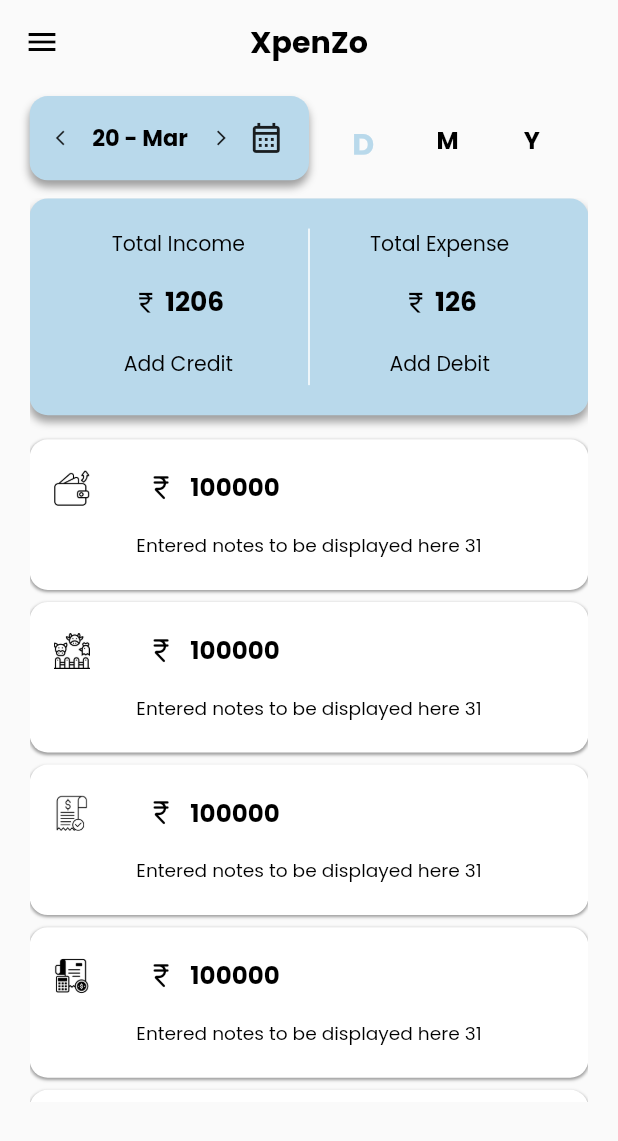
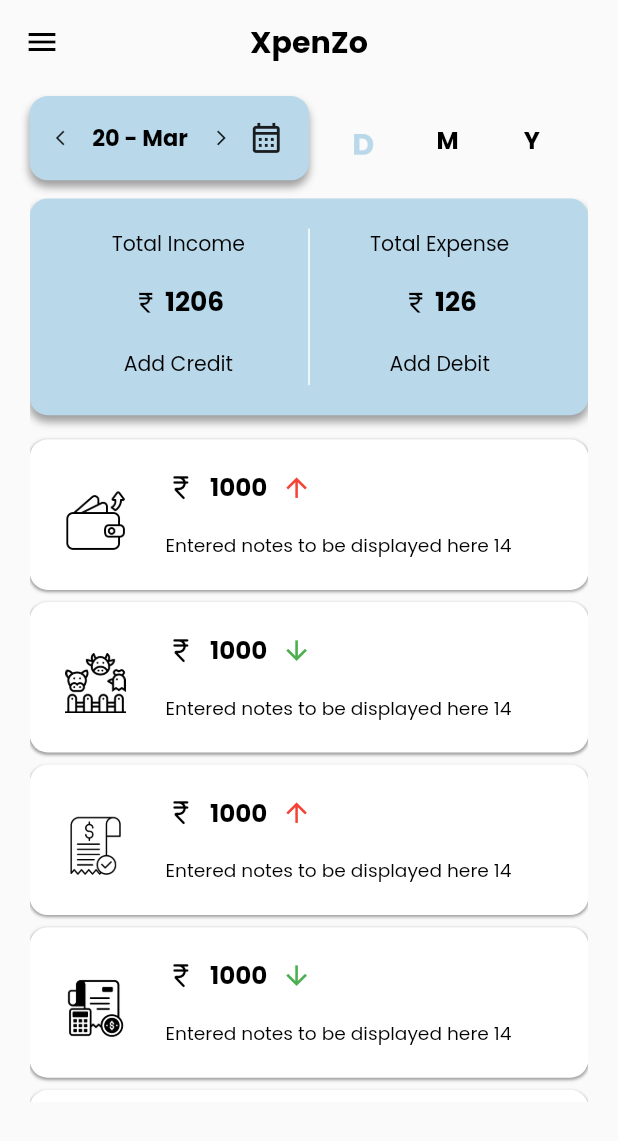
Before and after one commit to Anandhakrishnan-K/FlutterXpenzo_Archive, a Flutter app: the screen it shows after launch, on a phone screen of 412 x 824 dp. Shown: the top 1141 px of the screen. Run offline on Flutter 3.47's test engine with Material 2 defaults, Android fonts, the light colour scheme and no system bars; our stand-ins replace google_fonts.

Commit message:
INtroducong BLoC into this application

```diff
--- a/xpenso/lib/utils/list_builder.dart
+++ b/xpenso/lib/utils/list_builder.dart
@@ -1,7 +1,22 @@
 import 'package:flutter/material.dart';
 import 'package:xpenso/constans.dart';
 
-var list = ['1', '2', '3', '4', '5', '6', '7', '8', '9', '10'];
+var list = [
+  '1',
+  '2',
+  '3',
+  '4',
+  '5',
+  '6',
+  '7',
+  '8',
+  '9',
+  '10',
+  '11',
+  '12',
+  '13',
+  '14',
+];
 
 class ListBuilder extends StatefulWidget {
   const ListBuilder({super.key});
@@ -106,7 +121,16 @@
                     )
                   ]),
               child: ListTile(
-                title: Column(
+                title: Row(
+                  crossAxisAlignment: CrossAxisAlignment.center,
+                  children: [
+                    SizedBox(width: w100 * 1.5, child: iconListEx[index]),
+                    SizedBox(
+                      width: w50,
+                    ),
+                    SizedBox(
+                      child: Column(
+                        crossAxisAlignment: CrossAxisAlignment.start,
                         mainAxisAlignment: MainAxisAlignment.start,
                         children: [
                           SizedBox(
@@ -114,10 +138,6 @@
                           ),
                           Row(
                             children: [
-                        iconListEx[index],
-                        SizedBox(
-                          width: w100,
-                        ),
                               Icon(
                                 Icons.currency_rupee_rounded,
                                 color: Colors.black,
@@ -127,10 +147,21 @@
                                 width: w25,
                               ),
                               MyText(
-                          content: '100000',
+                                content: '1000',
                                 size: cardFontSize * 1.2,
                                 isHeader: true,
-                        )
+                              ),
+                              SizedBox(
+                                width: w25,
+                              ),
+                              Icon(
+                                index % 2 == 0
+                                    ? Icons.arrow_upward
+                                    : Icons.arrow_downward,
+                                color:
+                                    index % 2 == 0 ? Colors.red : Colors.green,
+                                size: cardFontSize * 1.5,
+                              ),
                             ],
                           ),
                           SizedBox(
@@ -140,10 +171,13 @@
                             height: h50,
                             child: MyText(
                               content:
-                            'Entered notes to be displayed here ${DateTime(date.year, date.month + 1, 0).day.toString()}',
+                                  'Entered notes to be displayed here ${list.length}',
                               size: cardFontSize / 1.1,
                             ),
                           )
+                        ],
+                      ),
+                    ),
                   ],
                 ),
               ),
@@ -160,113 +194,113 @@
 List<Widget> iconListEx = [
   ImageIcon(
     color: Colors.black,
-    size: h20 + h10,
+    size: h50,
     const AssetImage('assets/icons/expenses.png'),
   ),
   ImageIcon(
     color: Colors.black,
-    size: h20 + h10,
+    size: h50,
     const AssetImage('assets/icons/animal.png'),
     semanticLabel: 'Livestock',
   ),
   ImageIcon(
     color: Colors.black,
-    size: h20 + h10,
+    size: h50,
     const AssetImage('assets/icons/bill.png'),
   ),
   ImageIcon(
     color: Colors.black,
-    size: h20 + h10,
+    size: h50,
     const AssetImage('assets/icons/budget.png'),
   ),
   ImageIcon(
     color: Colors.black,
-    size: h20 + h10,
+    size: h50,
     const AssetImage('assets/icons/bus.png'),
   ),
   ImageIcon(
     color: Colors.black,
-    size: h20 + h10,
+    size: h50,
     const AssetImage('assets/icons/cinema.png'),
   ),
   ImageIcon(
     color: Colors.black,
-    size: h20 + h10,
+    size: h50,
     const AssetImage('assets/icons/electricity.png'),
   ),
   ImageIcon(
     color: Colors.black,
-    size: h20 + h10,
+    size: h50,
     const AssetImage('assets/icons/faucet.png'),
   ),
   ImageIcon(
     color: Colors.black,
-    size: h20 + h10,
+    size: h50,
     const AssetImage('assets/icons/food.png'),
   ),
   ImageIcon(
     color: Colors.black,
-    size: h20 + h10,
+    size: h50,
     const AssetImage('assets/icons/fuel.png'),
   ),
   ImageIcon(
     color: Colors.black,
-    size: h20 + h10,
+    size: h50,
     const AssetImage('assets/icons/gas.png'),
   ),
   ImageIcon(
     color: Colors.black,
-    size: h20 + h10,
+    size: h50,
     const AssetImage('assets/icons/haircut.png'),
   ),
   ImageIcon(
     color: Colors.black,
-    size: h20 + h10,
+    size: h50,
     const AssetImage('assets/icons/internet.png'),
   ),
   ImageIcon(
     color: Colors.black,
-    size: h20 + h10,
+    size: h50,
     const AssetImage('assets/icons/investment.png'),
   ),
   ImageIcon(
     color: Colors.black,
-    size: h20 + h10,
+    size: h50,
     const AssetImage('assets/icons/nachos.png'),
   ),
   ImageIcon(
     color: Colors.black,
-    size: h20 + h10,
+    size: h50,
     const AssetImage('assets/icons/online-shop.png'),
   ),
   ImageIcon(
     color: Colors.black,
-    size: h20 + h10,
+    size: h50,
     const AssetImage('assets/icons/purchase.png'),
   ),
   ImageIcon(
     color: Colors.black,
-    size: h20 + h10,
+    size: h50,
     const AssetImage('assets/icons/restaurant.png'),
   ),
   ImageIcon(
     color: Colors.black,
-    size: h20 + h10,
+    size: h50,
     const AssetImage('assets/icons/stationery.png'),
   ),
   ImageIcon(
     color: Colors.black,
-    size: h20 + h10,
+    size: h50,
     const AssetImage('assets/icons/subs.png'),
   ),
   ImageIcon(
     color: Colors.black,
-    size: h20 + h10,
+    size: h50,
     const AssetImage('assets/icons/vegies.png'),
   ),
   ImageIcon(
     color: Colors.black,
-    size: h20 + h10,
+    size: h50,
     const AssetImage('assets/icons/wardrobe.png'),
   ),
 ];
--- a/xpenso/lib/utils/tabs.dart
+++ b/xpenso/lib/utils/tabs.dart
@@ -1,8 +1,12 @@
 // ignore_for_file: prefer_const_literals_to_create_immutables
 
 import 'package:flutter/material.dart';
+import 'package:xpenso/BLoC/bloc_month.dart';
 import 'package:xpenso/main.dart';
 import '../constans.dart';
+import 'month_list.dart';
+
+final monthBloc = MonthBloc();
 
 class ExpenseCard extends StatefulWidget {
   final Function()? onPressedCredit;
@@ -145,7 +149,6 @@
 
 class DurationCard extends StatefulWidget {
   const DurationCard({super.key});
-
   @override
   State<DurationCard> createState() => _DurationCardState();
 }
@@ -195,17 +198,17 @@
                   width: h25,
                   child: IconButton(
                       onPressed: () {
-                        setState(() {
-                          durationIndex == 0
-                              ? date =
-                                  DateTime(date.year, date.month, date.day - 1)
-                              : durationIndex == 1
-                                  ? date = DateTime(
-                                      date.year, date.month - 1, date.day)
-                                  : date = DateTime(
-                                      date.year - 1, date.month, date.day);
-                          days = DateTime(date.year, date.month + 1, 0).day;
-                        });
+                        monthBloc.eventSink.add(MonthEvent.minus);
+                        // setState(() {
+                        //   durationIndex == 0
+                        //       ? date =
+                        //           DateTime(date.year, date.month, date.day - 1)
+                        //       : durationIndex == 1
+                        //           ? monthBloc.eventSink.add(MonthEvent.minus)
+                        //           : date = DateTime(
+                        //               date.year - 1, date.month, date.day);
+                        //   monthList.add(1);
+                        // });
                         debugPrint(days.toString());
                       },
                       icon: Icon(
@@ -221,14 +224,21 @@
                 SizedBox(
                   width: h100,
                   child: Center(
-                    child: MyText(
-                      content: durationIndex == 0
-                          ? day.format(date)
-                          : durationIndex == 1
-                              ? month.format(date)
-                              : year.format(date),
-                      isHeader: true,
-                      size: cardFontSize * 1.1,
+                    child: StreamBuilder(
+                      initialData: DateTime.now(),
+                      stream: monthBloc.stateStream,
+                      builder: (context, snapshot) {
+                        DateTime temp = snapshot.data!;
+                        return MyText(
+                          content: durationIndex == 0
+                              ? day.format(temp)
+                              : durationIndex == 1
+                                  ? month.format(temp)
+                                  : year.format(temp),
+                          isHeader: true,
+                          size: cardFontSize * 1.1,
+                        );
+                      },
                     ),
                   ),
                 ),
@@ -237,17 +247,18 @@
                   width: h25,
                   child: IconButton(
                       onPressed: () {
-                        setState(() {
-                          durationIndex == 0
-                              ? date =
-                                  DateTime(date.year, date.month, date.day + 1)
-                              : durationIndex == 1
-                                  ? date = DateTime(
-                                      date.year, date.month + 1, date.day)
-                                  : date = DateTime(
-                                      date.year + 1, date.month, date.day);
-                          days = DateTime(date.year, date.month + 1, 0).day;
-                        });
+                        monthBloc.eventSink.add(MonthEvent.add);
+                        // setState(() {
+                        //   durationIndex == 0
+                        //       ? date =
+                        //           DateTime(date.year, date.month, date.day + 1)
+                        //       : durationIndex == 1
+                        //           ? date = DateTime(
+                        //               date.year, date.month + 1, date.day)
+                        //           : date = DateTime(
+                        //               date.year + 1, date.month, date.day);
+                        //   monthList.add(1);
+                        // });
                       },
                       icon: Icon(
                         Icons.arrow_forward_ios,
--- a/xpenso/pubspec.yaml
+++ b/xpenso/pubspec.yaml
@@ -33,6 +33,8 @@
   intl: ^0.18.0
   google_fonts: ^4.0.3
   path_provider: ^2.0.13
+  bloc: ^8.1.1
+  flutter_bloc: ^8.1.2
 
   # The following adds the Cupertino Icons font to your application.
   # Use with the CupertinoIcons class for iOS style icons.
```
Also changed, not shown: xpenso/lib/BLoC/bloc_month.dart (added, +35 -0 lines), xpenso/lib/utils/month_list.dart (+14 -18 lines), xpenso/pubspec.lock. Lines whose indentation alone changed are shown as unchanged.
